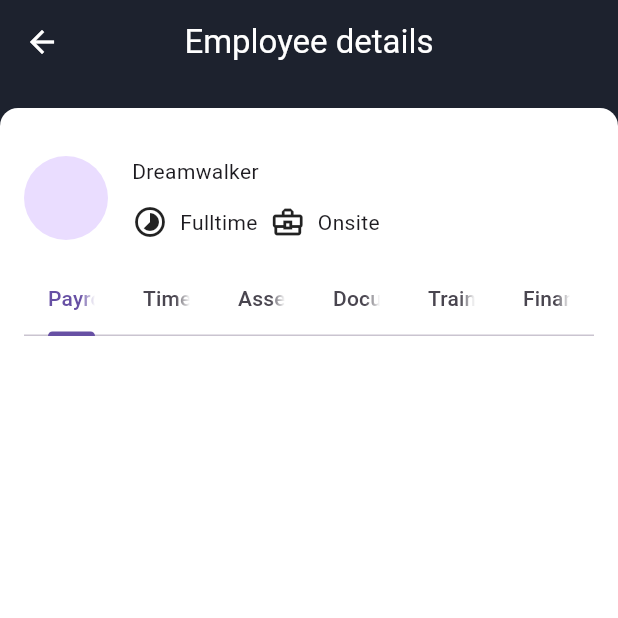
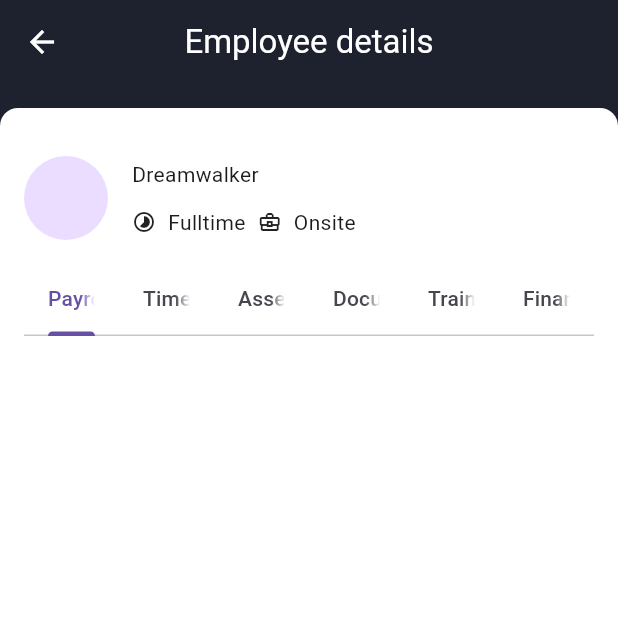
Before and after one commit to JAICHANGPARK/flutter_notebook_chapter_43, a Flutter app: the EmployeeDetailPage screen opened directly, on a phone screen of 412 x 824 dp, the top half of it. Run offline on Flutter 3.47's test engine with Material 3 defaults, Android fonts, the phone set to English and light mode, and no system bars; our stand-ins replace gap, hugeicons, percent_indicator.

Commit message:
Update employee_detail_page.dart

```diff
--- a/lib/ep2178_employee_app/employee_detail_page.dart
+++ b/lib/ep2178_employee_app/employee_detail_page.dart
@@ -55,9 +55,15 @@ class _EmployeeDetailPageState extends State<EmployeeDetailPage> {
                             Row(
                               spacing: 8,
                               children: [
-                                Icon(Icons.timelapse),
+                                Icon(
+                                  Icons.timelapse,
+                                  size: 16,
+                                ),
                                 Text("Fulltime"),
-                                Icon(Icons.business_center_outlined),
+                                Icon(
+                                  Icons.business_center_outlined,
+                                  size: 16,
+                                ),
                                 Text("Onsite"),
                               ],
                             )
@@ -72,9 +78,11 @@ class _EmployeeDetailPageState extends State<EmployeeDetailPage> {
                       child: Column(
                         children: [
                           TabBar(
-                            tabs: tabs.map((e) => Tab(
-                              text: e,
-                            )).toList(),
+                            tabs: tabs
+                                .map((e) => Tab(
+                                      text: e,
+                                    ))
+                                .toList(),
                           ),
                           Expanded(
                             child: TabBarView(
```
